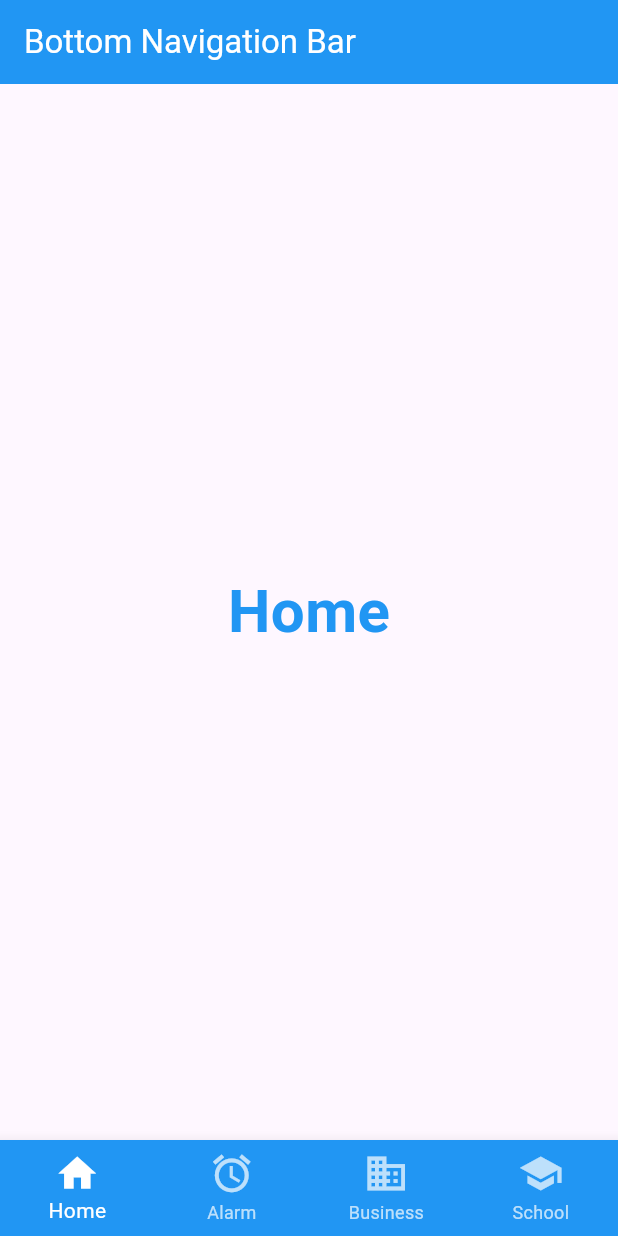
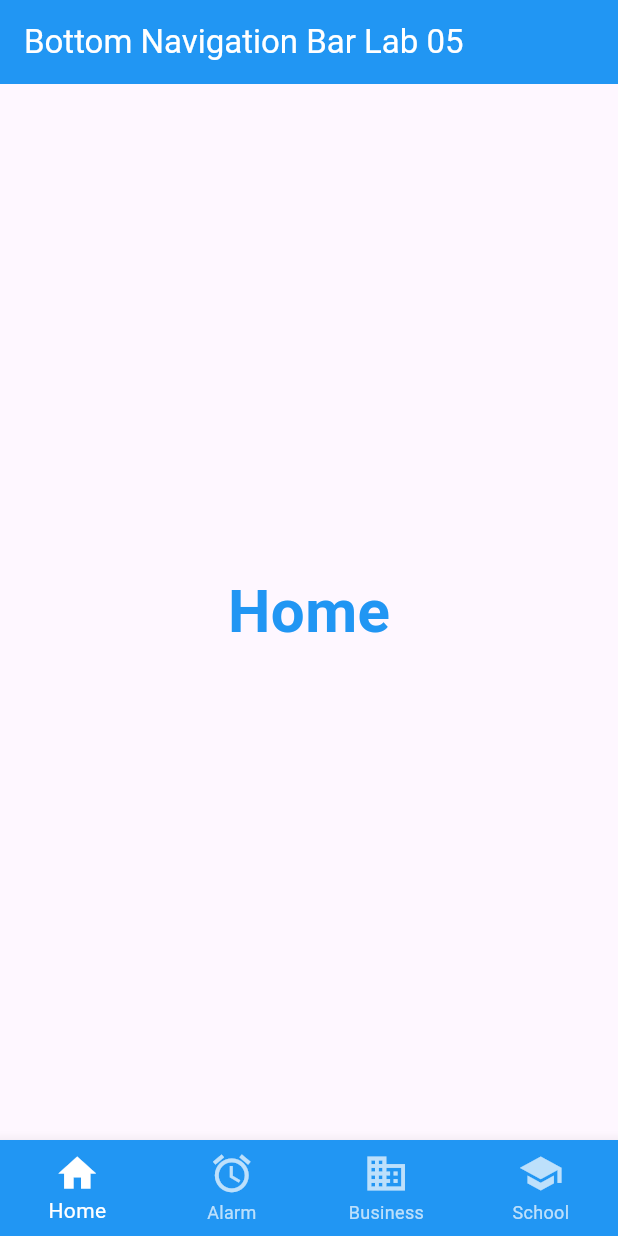
Before and after one commit to azuah12/TMA3084_SELab_105404_Lab05, a Flutter app: the screen it shows after launch, on a phone screen of 412 x 824 dp. Run offline on Flutter 3.47's test engine with Material 3 defaults, Android fonts, the phone set to English and light mode, and no system bars.

Commit message:
Update title for Lab 05 PR

```diff
--- a/bottom_navigator_bar_lab/lib/main.dart
+++ b/bottom_navigator_bar_lab/lib/main.dart
@@ -39,7 +39,7 @@ class _BottomNavLabState extends State<BottomNavLab> {
   Widget build(BuildContext context) {
     return Scaffold(
       appBar: AppBar(
-        title: const Text('Bottom Navigation Bar'),
+        title: const Text('Bottom Navigation Bar Lab 05'), //Changed This one
         backgroundColor: Colors.blue,
         foregroundColor: Colors.white,
       ),
```
